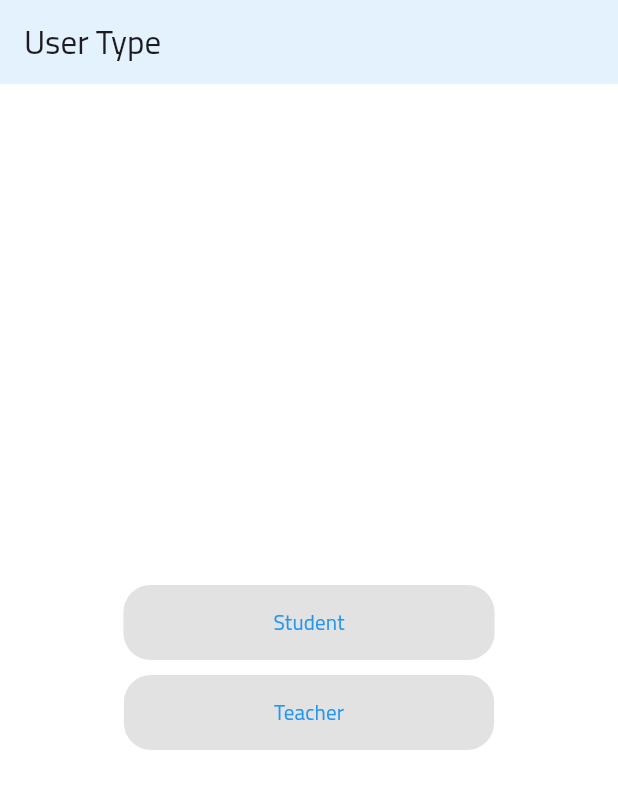
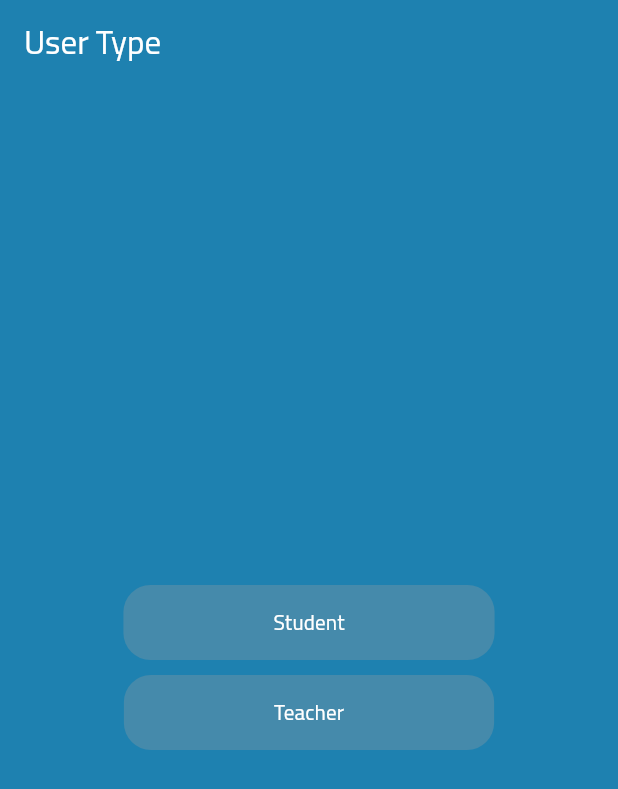
Before and after one commit to waheedWork/students, a Flutter app: the screen it shows after launch, on a phone screen of 412 x 824 dp. Shown: the top 789 px of the screen. Run offline on Flutter 3.47's test engine with Material 3 defaults, Android fonts, the phone set to English and light mode, and no system bars; our stand-ins replace dartz, easy_localization, get, shared_preferences.

```diff
--- a/lib/main.dart
+++ b/lib/main.dart
@@ -39,14 +39,23 @@ class MyApp extends StatelessWidget {
       debugShowCheckedModeBanner: false,
       title: 'StudentApp',
       theme: ThemeData(
+        colorScheme: ColorScheme.fromSeed(
+          seedColor: Colors.white,
+        ),
         useMaterial3: true,
-        appBarTheme: AppBarTheme(color: Colors.blue.shade50),
-        primaryColor: Colors.blue,
-        scaffoldBackgroundColor: Colors.white,
+        appBarTheme: const AppBarTheme(
+          color: Color.fromRGBO(30, 129, 176, 1),
+          foregroundColor: Colors.white,
+        ),
+        primaryColor: Colors.white,
+        scaffoldBackgroundColor: const Color.fromRGBO(30, 129, 176, 1),
         fontFamily: 'Cairo',
+        drawerTheme: const DrawerThemeData(
+          backgroundColor:Color.fromRGBO(30, 129, 176, 1),elevation: 1
+        ),
         textTheme: const TextTheme(),
         floatingActionButtonTheme: const FloatingActionButtonThemeData(
-          backgroundColor: Colors.blue,
+          backgroundColor: Color.fromRGBO(30, 129, 176, 1),
           foregroundColor: Colors.white,
         ),
       ),
--- a/lib/view/screen/home/student/studentModes/bayModeStudentPage.dart
+++ b/lib/view/screen/home/student/studentModes/bayModeStudentPage.dart
@@ -35,7 +35,8 @@ class BayModeStudentPage extends StatelessWidget {
     }
 
     sumWidget() {
-      return Row(
+      return SingleChildScrollView(scrollDirection: Axis.horizontal,
+        child: Row(
           mainAxisAlignment: MainAxisAlignment.center,
           children: [
             Text(
@@ -46,6 +47,7 @@ class BayModeStudentPage extends StatelessWidget {
               ),
             ),
           ],
+        ),
       );
     }
 
--- a/lib/view/screen/home/teacher/studentData/studentBayPage.dart
+++ b/lib/view/screen/home/teacher/studentData/studentBayPage.dart
@@ -41,7 +41,10 @@ class StudentBayPage extends StatelessWidget {
     }
 
     sumWidget() {
-      return Row(
+      return SingleChildScrollView(
+
+       scrollDirection: Axis.horizontal,
+        child: Row(
           mainAxisAlignment: MainAxisAlignment.center,
           children: [
             Text(
@@ -52,6 +55,7 @@ class StudentBayPage extends StatelessWidget {
               ),
             ),
           ],
+        ),
       );
     }
 
--- a/lib/view/widget/auth/apptextfield.dart
+++ b/lib/view/widget/auth/apptextfield.dart
@@ -1,4 +1,5 @@
 import 'package:flutter/material.dart';
+import 'package:get/get.dart';
 
 class AppTextField extends StatelessWidget {
   AppTextField({
@@ -56,10 +57,14 @@ class AppTextField extends StatelessWidget {
             padding: const EdgeInsets.symmetric(horizontal: 8.0),
             child: Text(
               type,
+              style: TextStyle(),
             ),
           ),
           floatingLabelBehavior: FloatingLabelBehavior.always,
           hintText: type,
+          hintStyle: TextStyle(
+            color: Get.theme.primaryColor,
+          ),
           contentPadding:
               const EdgeInsets.symmetric(horizontal: 12, vertical: 12),
           border: OutlineInputBorder(
```
Also changed, not shown: lib/controller/auth_controllers/teacher/allStudentsBayController.dart (+13 -7 lines), lib/view/screen/home/student/studentDashboardPage.dart (+20 -15 lines), lib/view/screen/home/student/studentModes/comeModeStudentPage.dart (+13 -7 lines), lib/view/screen/home/student/studentModes/testsModeStudentPage.dart (+16 -5 lines), lib/view/screen/home/teacher/studentData/addStudentPage.dart (+17 -4 lines), lib/view/screen/home/teacher/studentData/allStudentsBayPage.dart (+6 -2 lines), pubspec.lock. Lines whose indentation alone changed are shown as unchanged.
